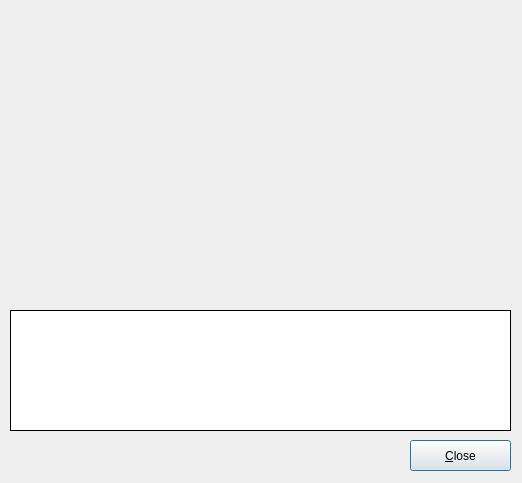
The window that application/about.ui (jkriege2/QuickFit3) describes before a commit, drawn with Qt 5.
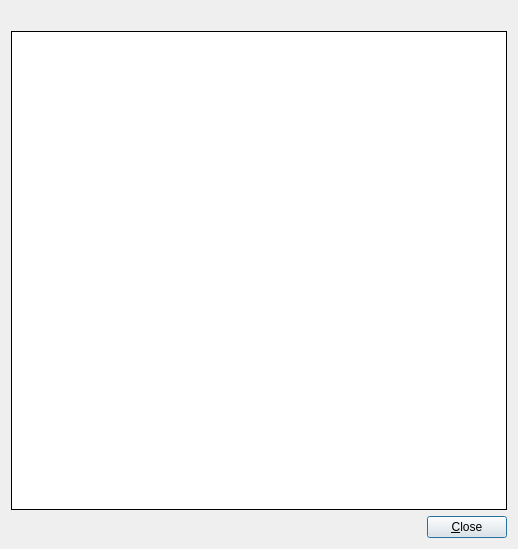
The same window after the commit. Icons and pictures are not drawn.

What changed in the file:
```diff
--- a/application/about.ui
+++ b/application/about.ui
@@ -9,44 +9,25 @@
    <rect>
     <x>0</x>
     <y>0</y>
-    <width>522</width>
-    <height>483</height>
+    <width>518</width>
+    <height>549</height>
    </rect>
   </property>
+  <property name="sizePolicy">
+   <sizepolicy hsizetype="Fixed" vsizetype="Fixed">
+    <horstretch>0</horstretch>
+    <verstretch>0</verstretch>
+   </sizepolicy>
+  </property>
   <property name="windowTitle">
    <string>About QuickFit</string>
   </property>
   <property name="modal">
    <bool>true</bool>
   </property>
-  <widget class="QTextEdit" name="edtInfo">
-   <property name="geometry">
-    <rect>
-     <x>10</x>
-     <y>310</y>
-     <width>501</width>
-     <height>121</height>
-    </rect>
-   </property>
-   <property name="frameShape">
-    <enum>QFrame::Box</enum>
-   </property>
-   <property name="frameShadow">
-    <enum>QFrame::Plain</enum>
-   </property>
-   <property name="readOnly">
-    <bool>true</bool>
-   </property>
-  </widget>
+  <layout class="QVBoxLayout" name="verticalLayout">
+   <item>
   <widget class="QLabel" name="labSplash">
-   <property name="geometry">
-    <rect>
-     <x>10</x>
-     <y>10</y>
-     <width>500</width>
-     <height>300</height>
-    </rect>
-   </property>
    <property name="text">
     <string/>
    </property>
@@ -56,20 +37,49 @@
    <property name="pixmap">
     <pixmap resource="quickfit3.qrc">:/splash.png</pixmap>
    </property>
-  </widget>
+     <property name="alignment">
+      <set>Qt::AlignCenter</set>
+     </property>
+    </widget>
+   </item>
+   <item>
+    <widget class="QTextEdit" name="edtInfo">
+     <property name="frameShape">
+      <enum>QFrame::Box</enum>
+     </property>
+     <property name="frameShadow">
+      <enum>QFrame::Plain</enum>
+     </property>
+     <property name="readOnly">
+      <bool>true</bool>
+     </property>
+    </widget>
+   </item>
+   <item>
+    <layout class="QHBoxLayout" name="horizontalLayout_2">
+     <item>
+      <spacer name="horizontalSpacer">
+       <property name="orientation">
+        <enum>Qt::Horizontal</enum>
+       </property>
+       <property name="sizeHint" stdset="0">
+        <size>
+         <width>40</width>
+         <height>20</height>
+        </size>
+       </property>
+      </spacer>
+     </item>
+     <item>
   <widget class="QPushButton" name="pushButton">
-   <property name="geometry">
-    <rect>
-     <x>410</x>
-     <y>440</y>
-     <width>101</width>
-     <height>31</height>
-    </rect>
-   </property>
    <property name="text">
     <string>&amp;Close</string>
    </property>
   </widget>
+     </item>
+    </layout>
+   </item>
+  </layout>
  </widget>
  <resources>
   <include location="quickfit3.qrc"/>
```
Lines whose indentation alone changed are shown as unchanged.
